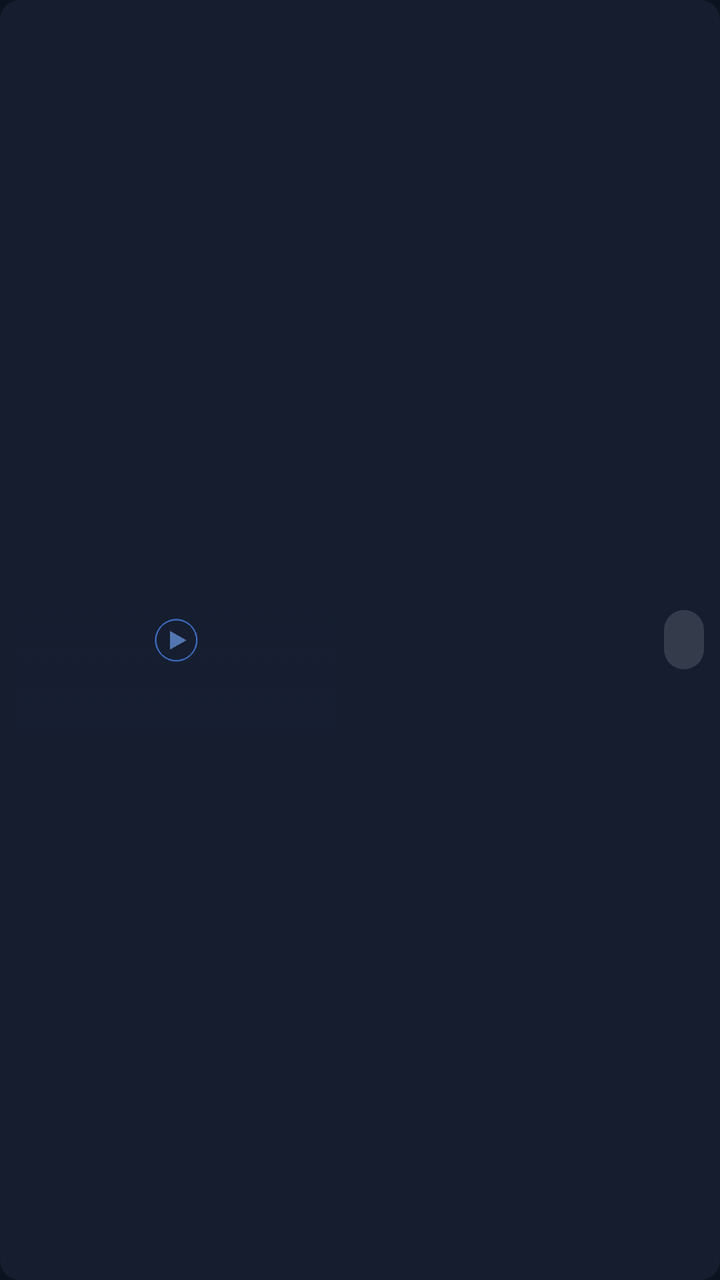
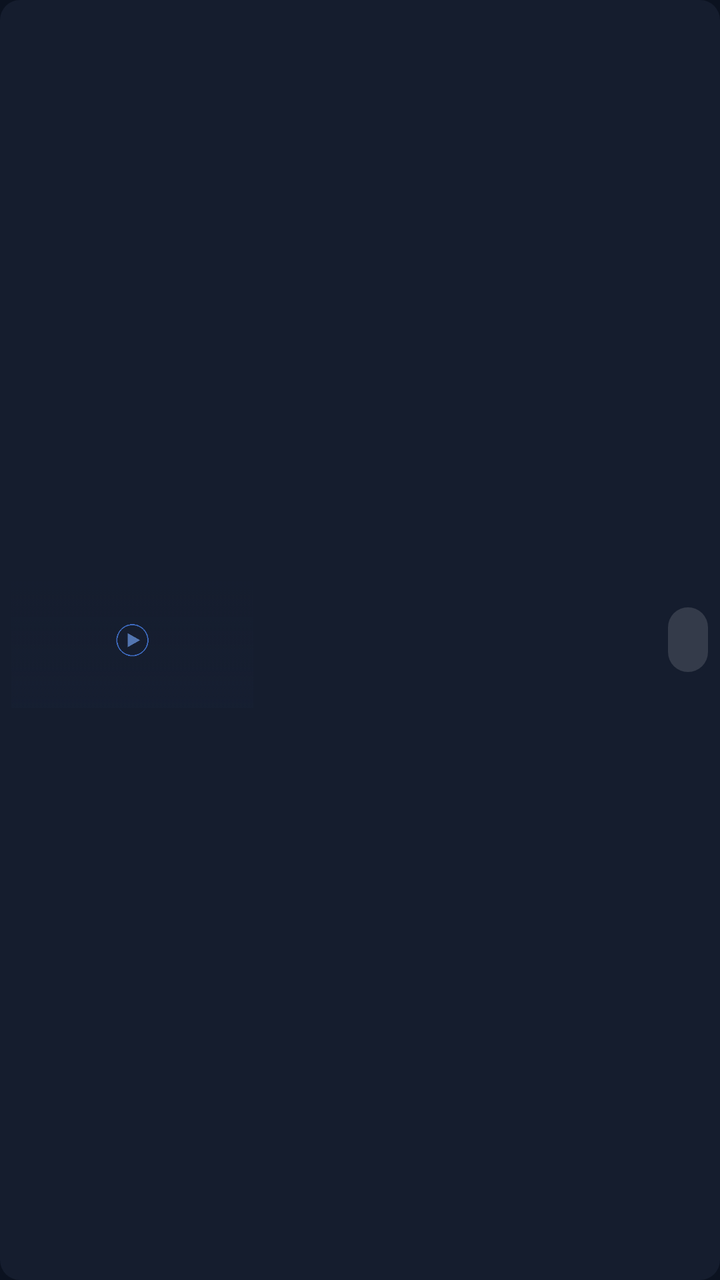

Compare the two renders of this Android layout. The source of the first and the diff that turns it into the second are given below.
<!-- AndroidManifest.xml: application theme Theme.Verflixed -->
<!-- res/layout/item_episode.xml -->
<?xml version="1.0" encoding="utf-8"?>
<LinearLayout xmlns:android="http://schemas.android.com/apk/res/android"
    android:layout_width="match_parent"
    android:layout_height="wrap_content"
    android:layout_marginBottom="10dp"
    android:background="@drawable/bg_episode_card"
    android:clipChildren="true"
    android:clipToPadding="true"
    android:focusable="true"
    android:gravity="center_vertical"
    android:orientation="horizontal"
    android:padding="8dp">

    <ImageView
        android:id="@+id/episodeStill"
        android:layout_width="160dp"
        android:layout_height="90dp"
        android:adjustViewBounds="false"
        android:contentDescription="@null"
        android:scaleType="centerCrop"
        android:src="@drawable/poster_placeholder" />

    <TextView
        android:id="@+id/episodeNumber"
        android:layout_width="52dp"
        android:layout_height="wrap_content"
        android:layout_marginStart="10dp"
        android:textColor="@color/sv_accent"
        android:textSize="15sp"
        android:textStyle="bold" />

    <LinearLayout
        android:layout_width="0dp"
        android:layout_height="wrap_content"
        android:layout_weight="1"
        android:orientation="vertical">

        <TextView
            android:id="@+id/episodeTitle"
            android:layout_width="match_parent"
            android:layout_height="wrap_content"
            android:ellipsize="end"
            android:maxLines="1"
            android:textColor="@color/sv_text_primary"
            android:textSize="15sp"
            android:textStyle="bold" />

        <TextView
            android:id="@+id/episodeMeta"
            android:layout_width="match_parent"
            android:layout_height="wrap_content"
            android:layout_marginTop="2dp"
            android:ellipsize="end"
            android:maxLines="2"
            android:textColor="@color/sv_text_muted"
            android:textSize="12sp" />
    </LinearLayout>

    <TextView
        android:id="@+id/watchedBadge"
        android:layout_width="wrap_content"
        android:layout_height="wrap_content"
        android:layout_marginStart="10dp"
        android:background="@drawable/bg_season_chip"
        android:focusable="true"
        android:paddingStart="10dp"
        android:paddingTop="6dp"
        android:paddingEnd="10dp"
        android:paddingBottom="6dp"
        android:textColor="@color/sv_watched"
        android:textSize="13sp"
        android:textStyle="bold" />
</LinearLayout>
<!-- resources referenced by this layout -->
<resources>
  <color name="sv_accent">#FF2F80FF</color>
  <color name="sv_text_muted">#FF7E8BA3</color>
  <color name="sv_text_primary">#FFFFFFFF</color>
  <color name="sv_watched">#FF46D369</color>
  <!-- drawable bg_episode_card (drawable) -->
  <?xml version="1.0" encoding="utf-8"?>
  <selector xmlns:android="http://schemas.android.com/apk/res/android">
      <item android:state_focused="true">
          <shape android:shape="rectangle">
              <solid android:color="@color/sv_surface_elevated" />
              <corners android:radius="10dp" />
              <stroke android:width="2dp" android:color="@color/sv_text_primary" />
          </shape>
      </item>
      <item>
          <shape android:shape="rectangle">
              <solid android:color="@color/sv_surface" />
              <corners android:radius="10dp" />
          </shape>
      </item>
  </selector>
  <!-- drawable bg_season_chip (drawable) -->
  <?xml version="1.0" encoding="utf-8"?>
  <selector xmlns:android="http://schemas.android.com/apk/res/android">
      <item android:state_focused="true" android:state_selected="true">
          <shape android:shape="rectangle">
              <solid android:color="@color/sv_text_primary" />
              <corners android:radius="20dp" />
          </shape>
      </item>
      <item android:state_selected="true">
          <shape android:shape="rectangle">
              <solid android:color="@color/sv_accent" />
              <corners android:radius="20dp" />
          </shape>
      </item>
      <item android:state_focused="true">
          <shape android:shape="rectangle">
              <solid android:color="#44FFFFFF" />
              <corners android:radius="20dp" />
              <stroke android:width="2dp" android:color="@color/sv_text_primary" />
          </shape>
      </item>
      <item>
          <shape android:shape="rectangle">
              <solid android:color="#22FFFFFF" />
              <corners android:radius="20dp" />
          </shape>
      </item>
  </selector>
  <!-- drawable poster_placeholder: png bitmap (drawable, 2251 bytes) -->
  <style name="Theme.Verflixed" parent="Theme.AppCompat.NoActionBar">
          <item name="android:windowBackground">@color/sv_bg</item>
          <item name="android:colorPrimary">@color/sv_accent</item>
          <item name="colorPrimary">@color/sv_accent</item>
          <item name="colorPrimaryDark">@color/sv_bg_deep</item>
          <item name="colorAccent">@color/sv_accent</item>
          <item name="android:colorAccent">@color/sv_accent</item>
          <item name="android:textColorPrimary">@color/sv_text_primary</item>
          <item name="android:textColorSecondary">@color/sv_text_secondary</item>
          <item name="android:windowFullscreen">true</item>
          <item name="android:statusBarColor">@color/sv_bg_deep</item>
          <item name="android:navigationBarColor">@color/sv_bg_deep</item>
      </style>
  <color name="sv_surface_elevated">#FF1C2740</color>
  <color name="sv_surface">#FF151D2E</color>
  <color name="sv_bg">#FF0B1220</color>
  <color name="sv_bg_deep">#FF070B14</color>
  <color name="sv_text_secondary">#FFB8C4D9</color>
</resources>

<!-- the commit's change to res/layout/item_episode.xml (unified diff, before → after) -->
@@ -2,37 +2,42 @@
 <LinearLayout xmlns:android="http://schemas.android.com/apk/res/android"
     android:layout_width="match_parent"
     android:layout_height="wrap_content"
-    android:layout_marginBottom="10dp"
+    android:layout_marginBottom="6dp"
     android:background="@drawable/bg_episode_card"
-    android:clipChildren="true"
-    android:clipToPadding="true"
+    android:clipChildren="false"
+    android:clipToPadding="false"
+    android:descendantFocusability="afterDescendants"
     android:focusable="true"
     android:gravity="center_vertical"
+    android:nextFocusRight="@id/watchedBadge"
     android:orientation="horizontal"
-    android:padding="8dp">
+    android:padding="6dp">
 
     <ImageView
         android:id="@+id/episodeStill"
-        android:layout_width="160dp"
-        android:layout_height="90dp"
+        android:layout_width="120dp"
+        android:layout_height="68dp"
         android:adjustViewBounds="false"
         android:contentDescription="@null"
+        android:focusable="false"
         android:scaleType="centerCrop"
         android:src="@drawable/poster_placeholder" />
 
     <TextView
         android:id="@+id/episodeNumber"
-        android:layout_width="52dp"
+        android:layout_width="44dp"
         android:layout_height="wrap_content"
-        android:layout_marginStart="10dp"
+        android:layout_marginStart="8dp"
+        android:focusable="false"
         android:textColor="@color/sv_accent"
-        android:textSize="15sp"
+        android:textSize="13sp"
         android:textStyle="bold" />
 
     <LinearLayout
         android:layout_width="0dp"
         android:layout_height="wrap_content"
         android:layout_weight="1"
+        android:focusable="false"
         android:orientation="vertical">
 
         <TextView
@@ -40,9 +45,10 @@
             android:layout_width="match_parent"
             android:layout_height="wrap_content"
             android:ellipsize="end"
+            android:focusable="false"
             android:maxLines="1"
             android:textColor="@color/sv_text_primary"
-            android:textSize="15sp"
+            android:textSize="13sp"
             android:textStyle="bold" />
 
         <TextView
@@ -51,23 +57,25 @@
             android:layout_height="wrap_content"
             android:layout_marginTop="2dp"
             android:ellipsize="end"
+            android:focusable="false"
             android:maxLines="2"
             android:textColor="@color/sv_text_muted"
-            android:textSize="12sp" />
+            android:textSize="11sp" />
     </LinearLayout>
 
     <TextView
         android:id="@+id/watchedBadge"
         android:layout_width="wrap_content"
         android:layout_height="wrap_content"
-        android:layout_marginStart="10dp"
+        android:layout_marginStart="8dp"
         android:background="@drawable/bg_season_chip"
         android:focusable="true"
+        android:nextFocusLeft="@id/episodeStill"
         android:paddingStart="10dp"
-        android:paddingTop="6dp"
+        android:paddingTop="8dp"
         android:paddingEnd="10dp"
-        android:paddingBottom="6dp"
+        android:paddingBottom="8dp"
         android:textColor="@color/sv_watched"
-        android:textSize="13sp"
+        android:textSize="12sp"
         android:textStyle="bold" />
 </LinearLayout>
